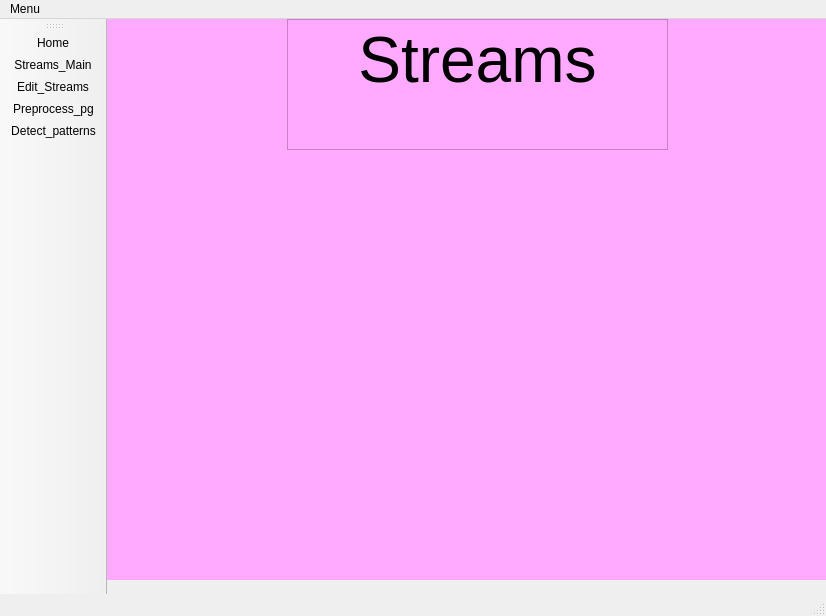
Qt form MainPage.ui (Maikayla/411_CAPSTONE) before a commit.
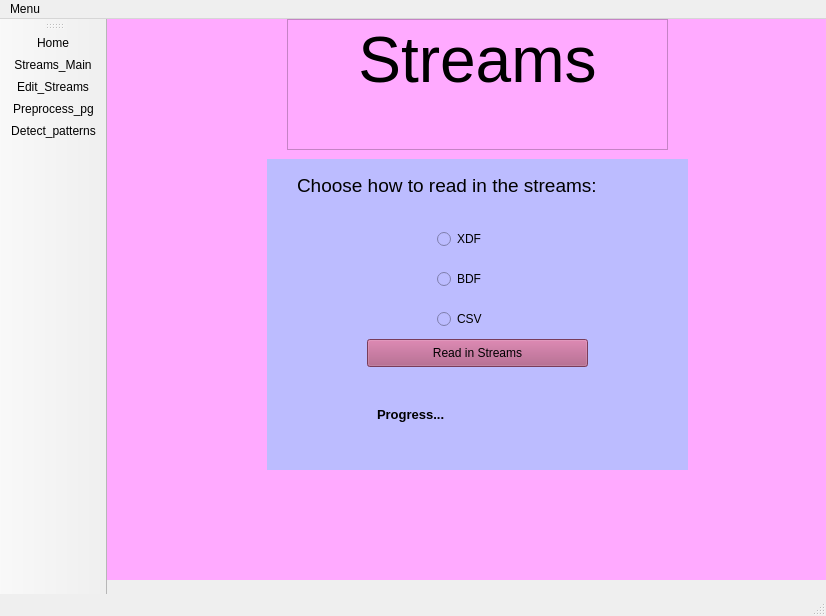
The same form after that commit. The open tabs and pages were chosen to show the change. Icons and pictures are not drawn.

Commit message: started widget for reading in streams

What changed in the file:
```diff
--- a/MainPage.ui
+++ b/MainPage.ui
@@ -71,6 +71,112 @@
 &lt;p align=&quot;center&quot; style=&quot; margin-top:0px; margin-bottom:0px; margin-left:0px; margin-right:0px; -qt-block-indent:0; text-indent:0px;&quot;&gt;&lt;span style=&quot; font-size:48pt;&quot;&gt;Streams&lt;/span&gt;&lt;/p&gt;&lt;/body&gt;&lt;/html&gt;</string>
       </property>
      </widget>
+     <widget class="QWidget" name="readStreams_widget" native="true">
+      <property name="geometry">
+       <rect>
+        <x>160</x>
+        <y>140</y>
+        <width>421</width>
+        <height>311</height>
+       </rect>
+      </property>
+      <property name="styleSheet">
+       <string notr="true">background-color: rgb(188, 188, 255);</string>
+      </property>
+      <widget class="QPushButton" name="read_pushButton">
+       <property name="geometry">
+        <rect>
+         <x>100</x>
+         <y>180</y>
+         <width>221</width>
+         <height>28</height>
+        </rect>
+       </property>
+       <property name="styleSheet">
+        <string notr="true">background-color: rgb(170, 85, 127);</string>
+       </property>
+       <property name="text">
+        <string>Read in Streams</string>
+       </property>
+      </widget>
+      <widget class="QRadioButton" name="radioButton">
+       <property name="geometry">
+        <rect>
+         <x>170</x>
+         <y>70</y>
+         <width>95</width>
+         <height>20</height>
+        </rect>
+       </property>
+       <property name="text">
+        <string>XDF</string>
+       </property>
+      </widget>
+      <widget class="QRadioButton" name="radioButton_2">
+       <property name="geometry">
+        <rect>
+         <x>170</x>
+         <y>110</y>
+         <width>95</width>
+         <height>20</height>
+        </rect>
+       </property>
+       <property name="text">
+        <string>BDF</string>
+       </property>
+      </widget>
+      <widget class="QRadioButton" name="radioButton_3">
+       <property name="geometry">
+        <rect>
+         <x>170</x>
+         <y>150</y>
+         <width>95</width>
+         <height>20</height>
+        </rect>
+       </property>
+       <property name="text">
+        <string>CSV</string>
+       </property>
+      </widget>
+      <widget class="QLabel" name="label">
+       <property name="geometry">
+        <rect>
+         <x>30</x>
+         <y>10</y>
+         <width>371</width>
+         <height>33</height>
+        </rect>
+       </property>
+       <property name="font">
+        <font>
+         <pointsize>14</pointsize>
+        </font>
+       </property>
+       <property name="text">
+        <string>Choose how to read in the streams:</string>
+       </property>
+      </widget>
+      <widget class="QLabel" name="label_2">
+       <property name="geometry">
+        <rect>
+         <x>110</x>
+         <y>240</y>
+         <width>201</width>
+         <height>31</height>
+        </rect>
+       </property>
+       <property name="font">
+        <font>
+         <pointsize>10</pointsize>
+         <weight>75</weight>
+         <bold>true</bold>
+        </font>
+       </property>
+       <property name="text">
+        <string>Progress...</string>
+       </property>
+      </widget>
+     </widget>
     </widget>
     <widget class="QWidget" name="Editing_page">
      <property name="styleSheet">
```
Left out of the diff: 2 changed lines with no effect on the pictures. The commit also changes 2 other files.
